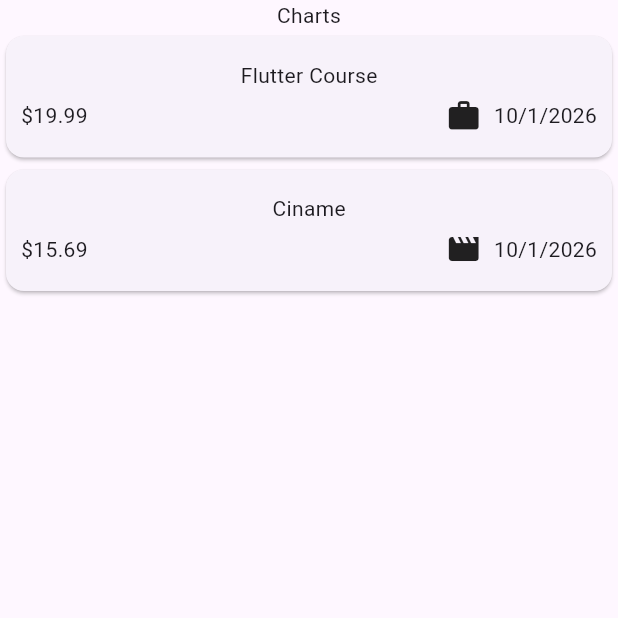
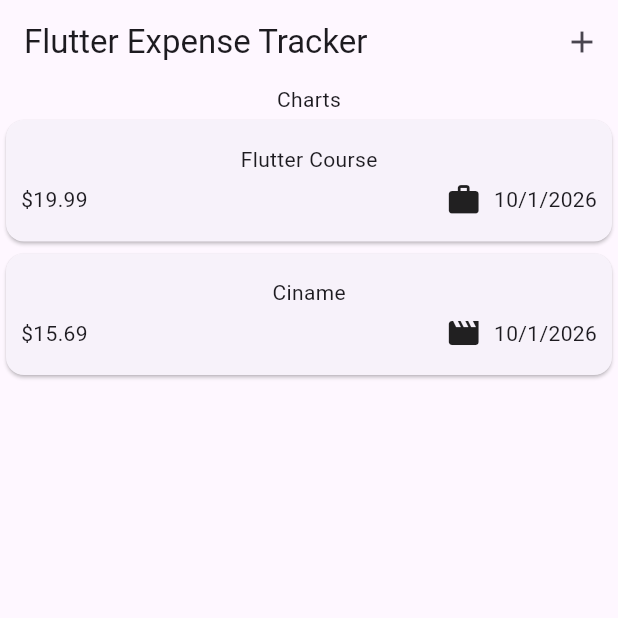
Before and after one commit to Seth-Browning/Web-App-Development-App-3, a Flutter app: the screen it shows after launch, on a phone screen of 412 x 824 dp, the top half of it. Run offline on Flutter 3.47's test engine with Material 3 defaults, Android fonts, the phone set to English and light mode, and no system bars.

Commit message:
Added Bar to the top of the app.

```diff
--- a/lib/widgets/expenses.dart
+++ b/lib/widgets/expenses.dart
@@ -30,6 +30,10 @@ class _ExpensesState extends State<Expenses> {
   @override
   Widget build(BuildContext context) {
     return Scaffold(
+      appBar: AppBar(
+        title: Text('Flutter Expense Tracker'),
+        actions: [IconButton(icon: const Icon(Icons.add), onPressed: () {})],
+      ),
       body: Column(
         children: [
           Text('Charts'),
```
